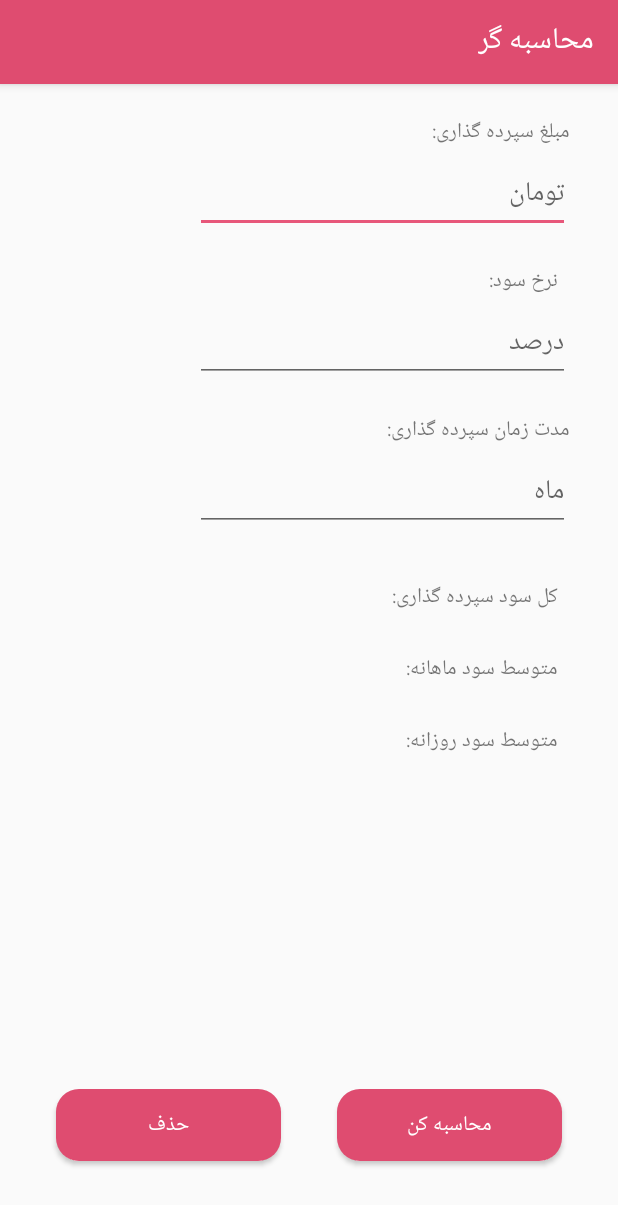
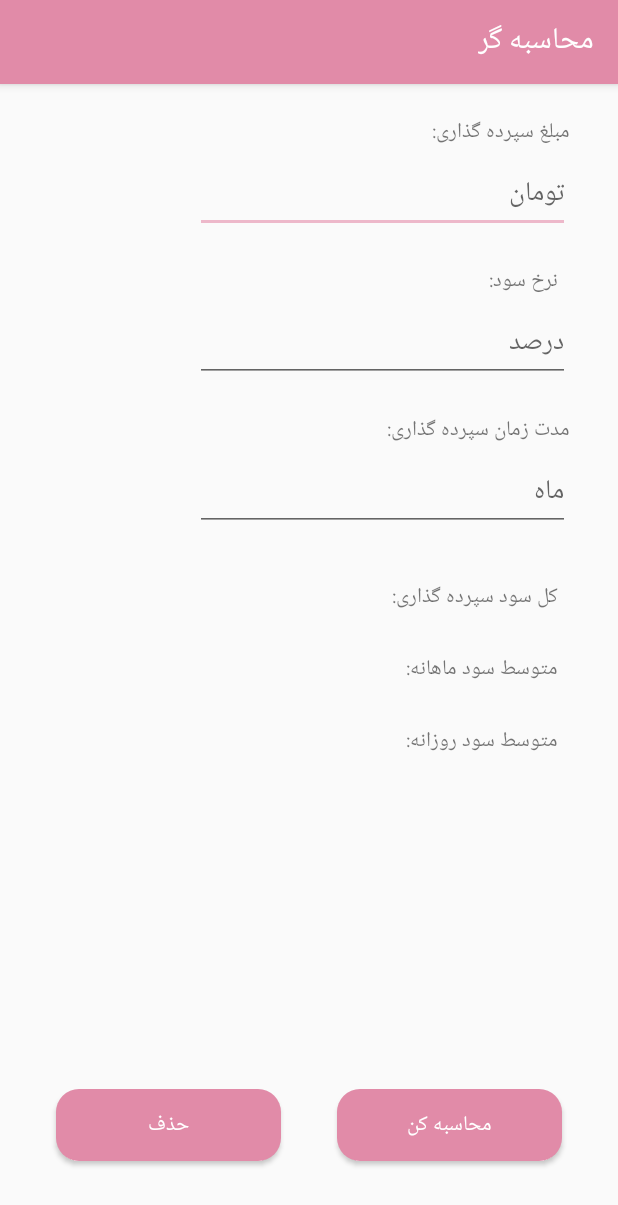
Before and after one commit to hamid-bh/Loancalculator, an Android app: the DepositProfitActivity screen opened directly, with no data from a screen before it, on a phone screen of 412 x 824 dp. Shown: the top 1205 px of the screen. Run offline under Robolectric (Android 15) with nearby library versions, the phone set to English and light mode, and no system bars.

Commit message:
change the color

```diff
--- a/app/src/main/res/values/colors.xml
+++ b/app/src/main/res/values/colors.xml
@@ -1,7 +1,9 @@
 <?xml version="1.0" encoding="utf-8"?>
 <resources>
-  <color name="colorPrimary">#df4c70</color>
-  <color name="colorPrimaryDark">#cf3d60</color>
-  <color name="colorAccent">#e7577a</color>
+  <color name="colorPrimary">#e18ba8</color>
+  <color name="colorPrimaryDark">#be768e</color>
+  <color name="colorAccent">#edb8ca</color>
   <color name="Withe">#ffffff</color>
+  <color name="mainBackground">#f4f2f2</color>
+  <color name="mainTextColor">#1d1e20</color>
 </resources>
```
